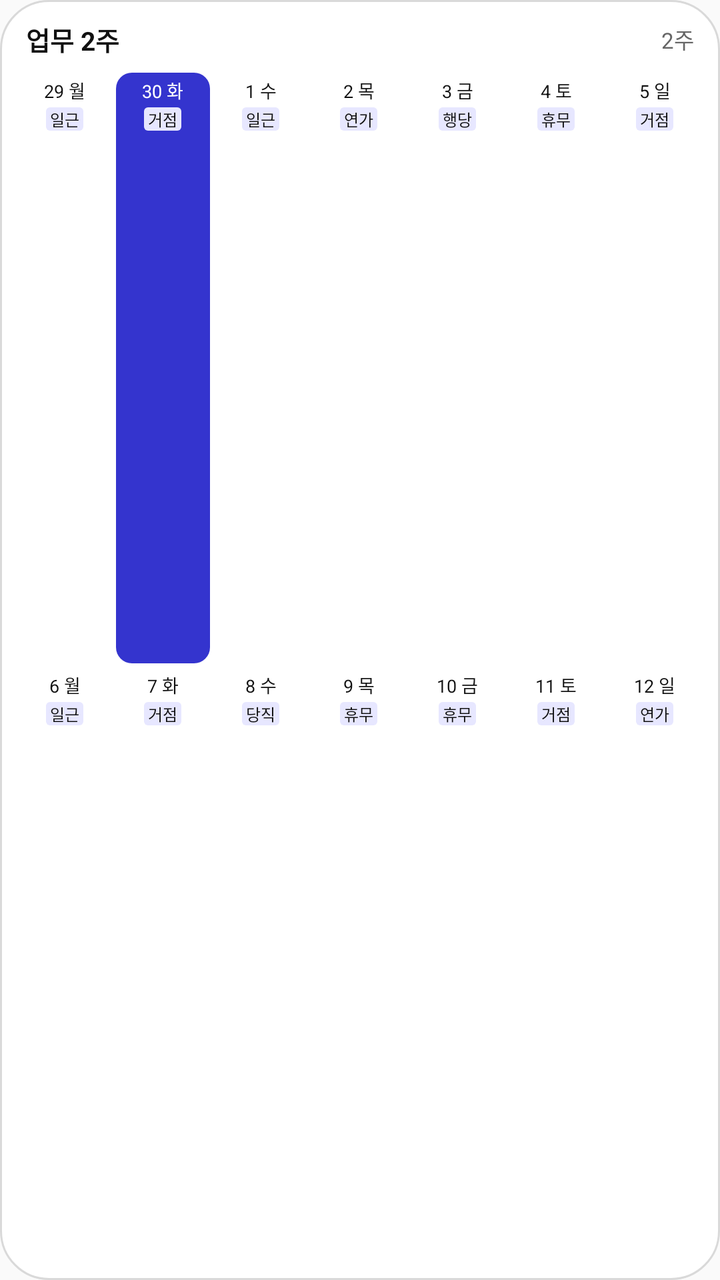
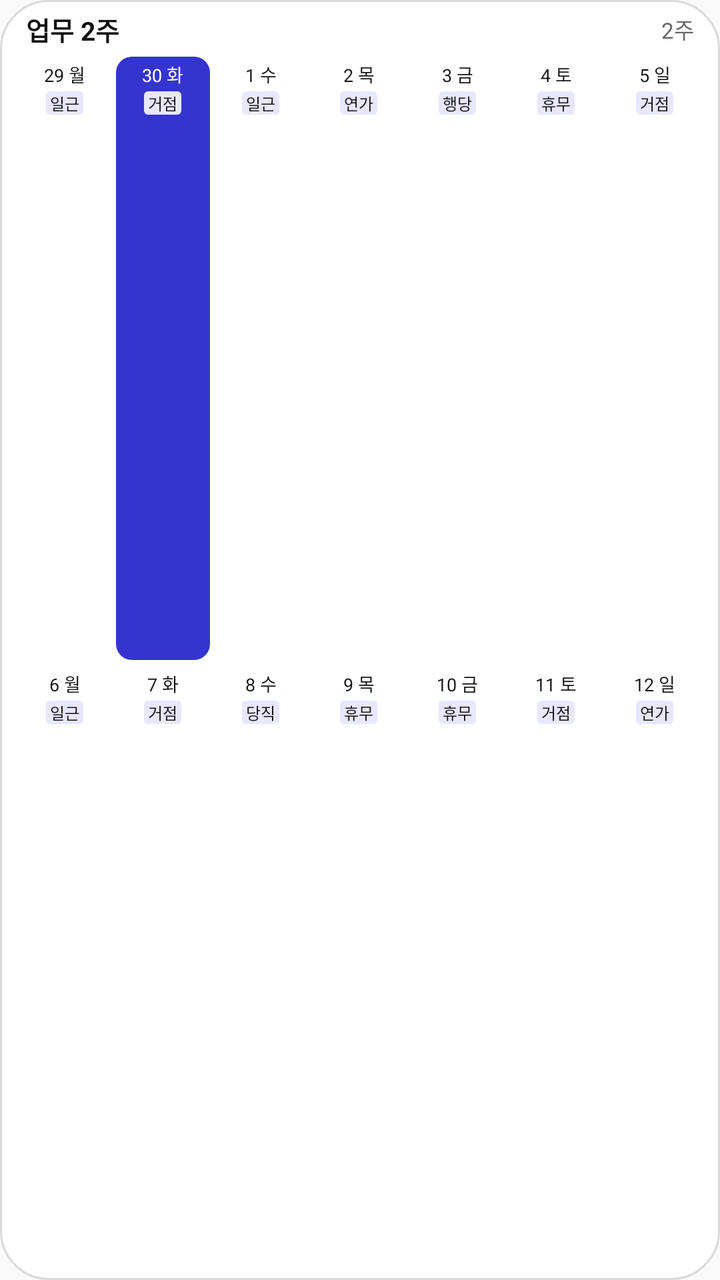

An Android layout rendered at two revisions. The XML below is the earlier revision; the diff shows what the commit changed to produce the second picture.
<!-- AndroidManifest.xml: application theme AppTheme -->
<!-- res/layout/widget_preview_work_two_weeks.xml -->
<?xml version="1.0" encoding="utf-8"?>
<LinearLayout xmlns:android="http://schemas.android.com/apk/res/android"
    android:layout_width="match_parent"
    android:layout_height="match_parent"
    android:background="@drawable/widget_background"
    android:orientation="vertical"
    android:paddingLeft="8dp"
    android:paddingTop="10dp"
    android:paddingRight="8dp"
    android:paddingBottom="10dp">

    <LinearLayout
        android:layout_width="match_parent"
        android:layout_height="wrap_content"
        android:gravity="center_vertical"
        android:orientation="horizontal"
        android:paddingLeft="5dp"
        android:paddingRight="5dp">

        <TextView
            style="@style/MallinoiWidgetPreviewTitle"
            android:text="업무 2주" />

        <TextView
            style="@style/MallinoiWidgetPreviewSubtitle"
            android:text="2주" />
    </LinearLayout>

    <LinearLayout
        android:layout_width="match_parent"
        android:layout_height="0dp"
        android:layout_marginTop="6dp"
        android:layout_weight="1"
        android:orientation="vertical">

    <LinearLayout
        style="@style/MallinoiWidgetPreviewRow">

        <LinearLayout
            style="@style/MallinoiWidgetPreviewDay">

            <TextView
                style="@style/MallinoiWidgetPreviewDate"
                android:text="29 월" />

            <TextView
                style="@style/MallinoiWidgetPreviewChip"
                android:background="@drawable/widget_preview_chip_work"
                android:text="일근" />
        </LinearLayout>

        <LinearLayout
            style="@style/MallinoiWidgetPreviewDay"
            android:background="@drawable/widget_today_work_background">

            <TextView
                style="@style/MallinoiWidgetPreviewDate"
                android:text="30 화"
                android:textColor="#FFFFFF" />

            <TextView
                style="@style/MallinoiWidgetPreviewChip"
                android:background="@drawable/widget_preview_chip_work"
                android:text="거점" />
        </LinearLayout>

        <LinearLayout
            style="@style/MallinoiWidgetPreviewDay">

            <TextView
                style="@style/MallinoiWidgetPreviewDate"
                android:text="1 수" />

            <TextView
                style="@style/MallinoiWidgetPreviewChip"
                android:background="@drawable/widget_preview_chip_work"
                android:text="일근" />
        </LinearLayout>

        <LinearLayout
            style="@style/MallinoiWidgetPreviewDay">

            <TextView
                style="@style/MallinoiWidgetPreviewDate"
                android:text="2 목" />

            <TextView
                style="@style/MallinoiWidgetPreviewChip"
                android:background="@drawable/widget_preview_chip_work"
                android:text="연가" />
        </LinearLayout>

        <LinearLayout
            style="@style/MallinoiWidgetPreviewDay">

            <TextView
                style="@style/MallinoiWidgetPreviewDate"
                android:text="3 금" />

            <TextView
                style="@style/MallinoiWidgetPreviewChip"
                android:background="@drawable/widget_preview_chip_work"
                android:text="행당" />
        </LinearLayout>

        <LinearLayout
            style="@style/MallinoiWidgetPreviewDay">

            <TextView
                style="@style/MallinoiWidgetPreviewDate"
                android:text="4 토" />

            <TextView
                style="@style/MallinoiWidgetPreviewChip"
                android:background="@drawable/widget_preview_chip_work"
                android:text="휴무" />
        </LinearLayout>

        <LinearLayout
            style="@style/MallinoiWidgetPreviewDay">

            <TextView
                style="@style/MallinoiWidgetPreviewDate"
                android:text="5 일" />

            <TextView
                style="@style/MallinoiWidgetPreviewChip"
                android:background="@drawable/widget_preview_chip_work"
                android:text="거점" />
        </LinearLayout>
    </LinearLayout>

    <LinearLayout
        style="@style/MallinoiWidgetPreviewRow">

        <LinearLayout
            style="@style/MallinoiWidgetPreviewDay">

            <TextView
                style="@style/MallinoiWidgetPreviewDate"
                android:text="6 월" />

            <TextView
                style="@style/MallinoiWidgetPreviewChip"
                android:background="@drawable/widget_preview_chip_work"
                android:text="일근" />
        </LinearLayout>

        <LinearLayout
            style="@style/MallinoiWidgetPreviewDay">

            <TextView
                style="@style/MallinoiWidgetPreviewDate"
                android:text="7 화" />

            <TextView
                style="@style/MallinoiWidgetPreviewChip"
                android:background="@drawable/widget_preview_chip_work"
                android:text="거점" />
        </LinearLayout>

        <LinearLayout
            style="@style/MallinoiWidgetPreviewDay">

            <TextView
                style="@style/MallinoiWidgetPreviewDate"
                android:text="8 수" />

            <TextView
                style="@style/MallinoiWidgetPreviewChip"
                android:background="@drawable/widget_preview_chip_work"
                android:text="당직" />
        </LinearLayout>

        <LinearLayout
            style="@style/MallinoiWidgetPreviewDay">

            <TextView
                style="@style/MallinoiWidgetPreviewDate"
                android:text="9 목" />

            <TextView
                style="@style/MallinoiWidgetPreviewChip"
                android:background="@drawable/widget_preview_chip_work"
                android:text="휴무" />
        </LinearLayout>

        <LinearLayout
            style="@style/MallinoiWidgetPreviewDay">

            <TextView
                style="@style/MallinoiWidgetPreviewDate"
                android:text="10 금" />

            <TextView
                style="@style/MallinoiWidgetPreviewChip"
                android:background="@drawable/widget_preview_chip_work"
                android:text="휴무" />
        </LinearLayout>

        <LinearLayout
            style="@style/MallinoiWidgetPreviewDay">

            <TextView
                style="@style/MallinoiWidgetPreviewDate"
                android:text="11 토" />

            <TextView
                style="@style/MallinoiWidgetPreviewChip"
                android:background="@drawable/widget_preview_chip_work"
                android:text="거점" />
        </LinearLayout>

        <LinearLayout
            style="@style/MallinoiWidgetPreviewDay">

            <TextView
                style="@style/MallinoiWidgetPreviewDate"
                android:text="12 일" />

            <TextView
                style="@style/MallinoiWidgetPreviewChip"
                android:background="@drawable/widget_preview_chip_work"
                android:text="연가" />
        </LinearLayout>
    </LinearLayout>
    </LinearLayout>
</LinearLayout>
<!-- resources referenced by this layout -->
<resources>
  <!-- drawable widget_background (drawable) -->
  <?xml version="1.0" encoding="utf-8"?>
  <shape xmlns:android="http://schemas.android.com/apk/res/android">
      <solid android:color="#ffffff" />
      <stroke android:width="1dp" android:color="#d9d9d9" />
      <corners android:radius="24dp" />
  </shape>
  <!-- drawable widget_preview_chip_work (drawable) -->
  <?xml version="1.0" encoding="utf-8"?>
  <shape xmlns:android="http://schemas.android.com/apk/res/android">
      <solid android:color="#E7E7FF" />
      <corners android:radius="2dp" />
  </shape>
  <!-- drawable widget_today_work_background (drawable) -->
  <?xml version="1.0" encoding="utf-8"?>
  <shape xmlns:android="http://schemas.android.com/apk/res/android">
      <solid android:color="#3434ce" />
      <corners android:radius="8dp" />
  </shape>
  <style name="MallinoiWidgetPreviewDate">
          <item name="android:layout_width">match_parent</item>
          <item name="android:layout_height">wrap_content</item>
          <item name="android:gravity">center</item>
          <item name="android:includeFontPadding">true</item>
          <item name="android:textColor">#111111</item>
          <item name="android:textSize">9sp</item>
      </style>
  <style name="MallinoiWidgetPreviewDay">
          <item name="android:layout_width">0dp</item>
          <item name="android:layout_height">match_parent</item>
          <item name="android:layout_margin">1dp</item>
          <item name="android:layout_weight">1</item>
          <item name="android:background">@drawable/widget_day_background</item>
          <item name="android:gravity">top|center_horizontal</item>
          <item name="android:orientation">vertical</item>
          <item name="android:padding">2dp</item>
      </style>
  <style name="MallinoiWidgetPreviewRow">
          <item name="android:layout_width">match_parent</item>
          <item name="android:layout_height">0dp</item>
          <item name="android:layout_weight">1</item>
          <item name="android:orientation">horizontal</item>
      </style>
  <style name="MallinoiWidgetPreviewSubtitle">
          <item name="android:layout_width">wrap_content</item>
          <item name="android:layout_height">wrap_content</item>
          <item name="android:textColor">#666666</item>
          <item name="android:textSize">11sp</item>
      </style>
  <style name="MallinoiWidgetPreviewTitle">
          <item name="android:layout_width">0dp</item>
          <item name="android:layout_height">wrap_content</item>
          <item name="android:layout_weight">1</item>
          <item name="android:ellipsize">end</item>
          <item name="android:singleLine">true</item>
          <item name="android:textColor">#111111</item>
          <item name="android:textSize">13sp</item>
          <item name="android:textStyle">bold</item>
      </style>
  <style name="AppTheme" parent="Theme.AppCompat.Light.DarkActionBar">
          
          <item name="colorPrimary">@color/colorPrimary</item>
          <item name="colorPrimaryDark">@color/colorPrimaryDark</item>
          <item name="colorAccent">@color/colorAccent</item>
      </style>
  <!-- drawable widget_day_background (drawable) -->
  <?xml version="1.0" encoding="utf-8"?>
  <shape xmlns:android="http://schemas.android.com/apk/res/android">
      <solid android:color="#ffffff" />
      <corners android:radius="8dp" />
  </shape>
  <color tools:ignore="UnusedResources" name="colorPrimary">#3F51B5</color>
  <color tools:ignore="UnusedResources" name="colorPrimaryDark">#303F9F</color>
  <color tools:ignore="UnusedResources" name="colorAccent">#FF4081</color>
  <!-- unchanged entries left out for length: 1 -->
</resources>

<!-- the commit's change to res/layout/widget_preview_work_two_weeks.xml (unified diff, before → after) -->
@@ -5,9 +5,9 @@
     android:background="@drawable/widget_background"
     android:orientation="vertical"
     android:paddingLeft="8dp"
-    android:paddingTop="10dp"
+    android:paddingTop="5dp"
     android:paddingRight="8dp"
-    android:paddingBottom="10dp">
+    android:paddingBottom="5dp">
 
     <LinearLayout
         android:layout_width="match_parent"
@@ -29,7 +29,7 @@
     <LinearLayout
         android:layout_width="match_parent"
         android:layout_height="0dp"
-        android:layout_marginTop="6dp"
+        android:layout_marginTop="3dp"
         android:layout_weight="1"
         android:orientation="vertical">
 
@@ -131,7 +131,8 @@
     </LinearLayout>
 
     <LinearLayout
-        style="@style/MallinoiWidgetPreviewRow">
+        style="@style/MallinoiWidgetPreviewRow"
+        android:paddingTop="1dp">
 
         <LinearLayout
             style="@style/MallinoiWidgetPreviewDay">
